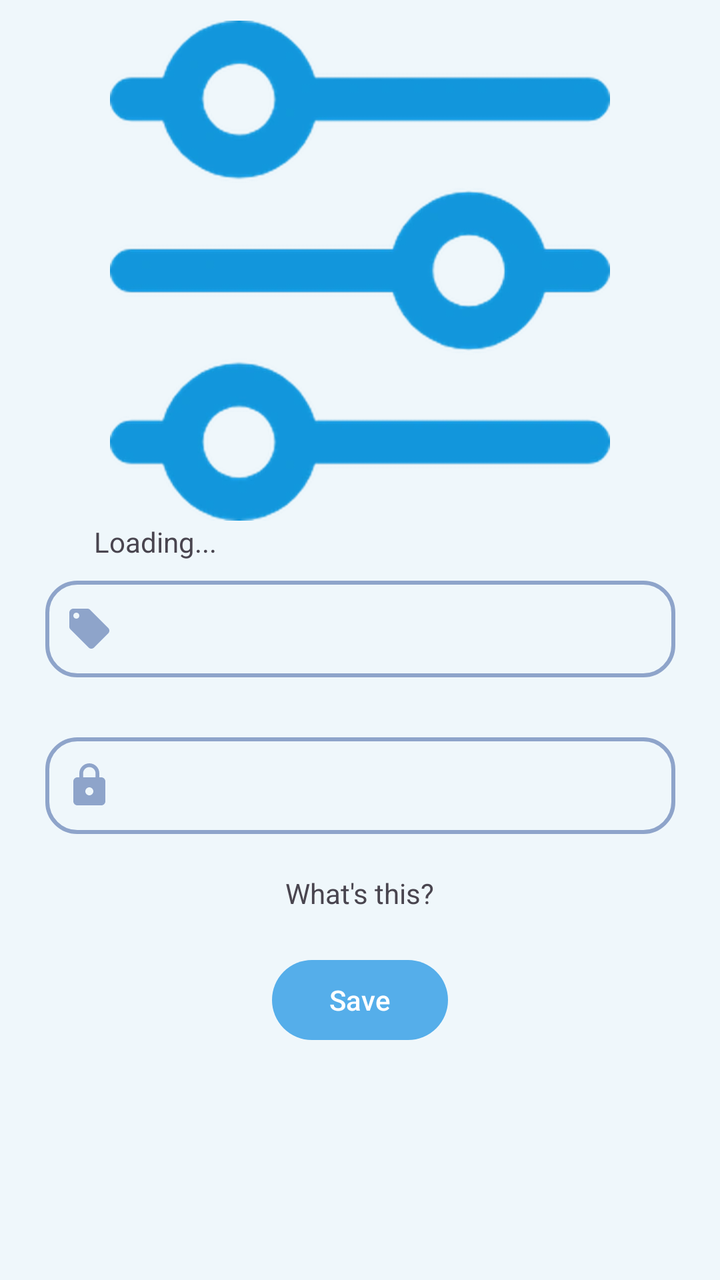
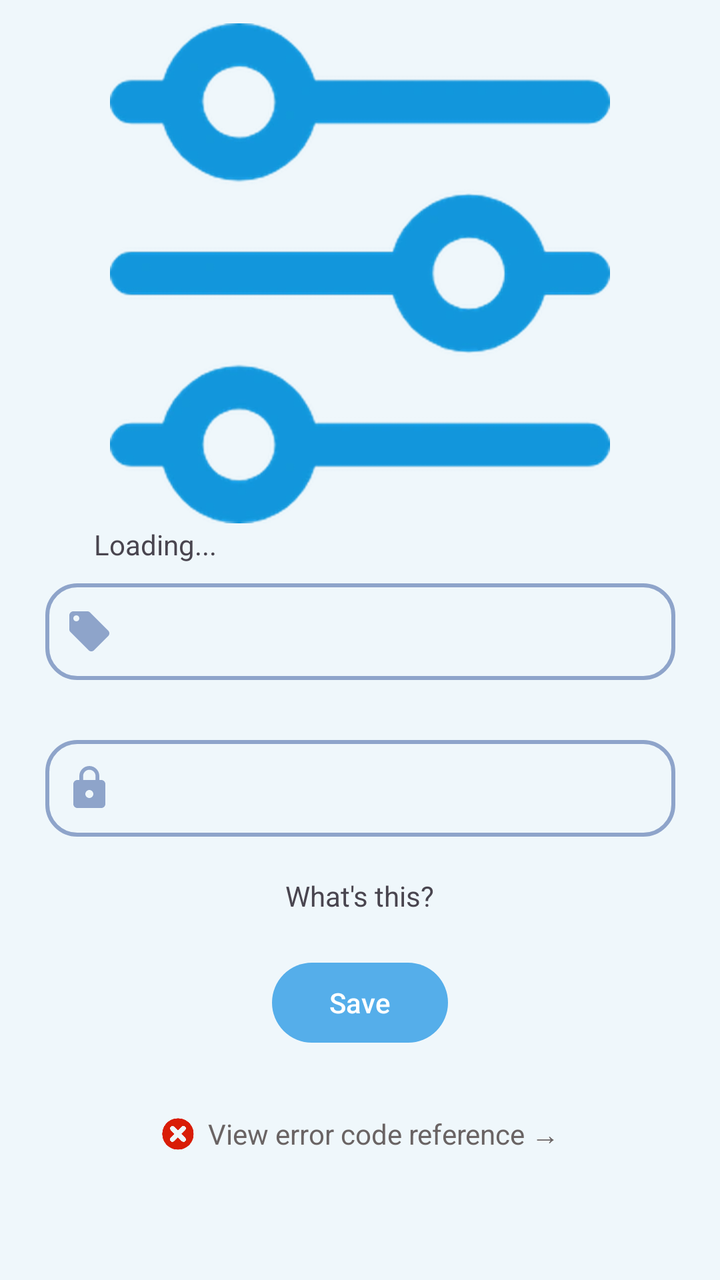

Compare the two renders of this Android layout. The source of the first and the diff that turns it into the second are given below.
<!-- AndroidManifest.xml: application theme Theme.MT -->
<!-- res/layout/fragment_online_api.xml -->
<?xml version="1.0" encoding="utf-8"?>
<ScrollView xmlns:android="http://schemas.android.com/apk/res/android"
    xmlns:app="http://schemas.android.com/apk/res-auto"
    android:layout_width="match_parent"
    android:layout_height="match_parent"
    android:background="#EFF7FB"
    android:fitsSystemWindows="true">

    <androidx.constraintlayout.widget.ConstraintLayout
        android:layout_width="match_parent"
        android:layout_height="wrap_content">

        <androidx.constraintlayout.widget.Guideline
            android:id="@+id/guideline_api_config"
            android:layout_width="wrap_content"
            android:layout_height="wrap_content"
            android:orientation="horizontal"
            app:layout_constraintGuide_percent="0.02" />


        <ImageView
            android:id="@+id/api_config_imageView"
            android:layout_width="250dp"
            android:layout_height="250dp"
            android:src="@drawable/apiset"
            android:scaleType="centerCrop"
            app:layout_constraintEnd_toEndOf="parent"
            app:layout_constraintStart_toStartOf="parent"
            app:layout_constraintTop_toBottomOf="@id/guideline_api_config"/>

        <TextView
            android:id="@+id/tv_api_type"
            android:layout_width="wrap_content"
            android:layout_height="wrap_content"
            android:layout_alignStart="@id/secret_key"
            android:layout_marginBottom="10dp"
            android:text="Loading..."
            app:layout_constraintBottom_toTopOf="@+id/account"
            app:layout_constraintEnd_toEndOf="parent"
            app:layout_constraintHorizontal_bias="0.157"
            app:layout_constraintStart_toStartOf="parent" />

        <EditText
            android:id="@+id/account"
            android:layout_width="wrap_content"
            android:layout_height="wrap_content"
            android:layout_marginTop="30dp"
            android:background="@drawable/edittext_api"
            android:drawableStart="@drawable/baseline_account"
            android:drawablePadding="12dp"
            android:ems="15"
            android:inputType="textMultiLine"
            android:paddingStart="10dp"
            android:paddingEnd="3dp"
            android:paddingTop="12dp"
            android:paddingBottom="12dp"
            app:layout_constraintEnd_toEndOf="parent"
            app:layout_constraintStart_toStartOf="parent"
            app:layout_constraintTop_toBottomOf="@id/api_config_imageView" />

        <EditText
            android:id="@+id/secret_key"
            android:layout_width="wrap_content"
            android:layout_height="wrap_content"
            android:layout_marginTop="30dp"
            android:background="@drawable/edittext_api"
            android:drawableStart="@drawable/baseline_lock"
            android:drawablePadding="12dp"
            android:ems="15"
            android:inputType="textMultiLine"
            android:paddingStart="10dp"
            android:paddingEnd="3dp"
            android:paddingTop="12dp"
            android:paddingBottom="12dp"
            app:layout_constraintEnd_toEndOf="parent"
            app:layout_constraintStart_toStartOf="parent"
            app:layout_constraintTop_toBottomOf="@+id/account" />

        <TextView
            android:id="@+id/whats_this"
            android:layout_width="wrap_content"
            android:layout_height="wrap_content"
            android:layout_alignStart="@id/secret_key"
            android:layout_marginTop="20dp"
            android:text="@string/whatsthis"
            app:layout_constraintEnd_toEndOf="parent"
            app:layout_constraintStart_toStartOf="parent"
            app:layout_constraintTop_toBottomOf="@+id/secret_key" />

        <Button
            android:id="@+id/save_online_api_button"
            android:layout_width="wrap_content"
            android:layout_height="wrap_content"
            android:layout_marginTop="20dp"
            android:text="@string/save"
            app:layout_constraintEnd_toEndOf="parent"
            app:layout_constraintStart_toStartOf="parent"
            app:layout_constraintTop_toBottomOf="@+id/whats_this" />

    </androidx.constraintlayout.widget.ConstraintLayout>

</ScrollView>
<!-- resources referenced by this layout -->
<resources>
  <!-- drawable apiset: webp bitmap (drawable, 34350 bytes) -->
  <!-- drawable baseline_account (drawable) -->
  <vector android:height="24dp" android:tint="#8EA4CA"
      android:viewportHeight="24" android:viewportWidth="24"
      android:width="24dp" xmlns:android="http://schemas.android.com/apk/res/android">
      <path android:fillColor="@android:color/white" android:pathData="M21.41,11.58l-9,-9C12.05,2.22 11.55,2 11,2H4c-1.1,0 -2,0.9 -2,2v7c0,0.55 0.22,1.05 0.59,1.42l9,9c0.36,0.36 0.86,0.58 1.41,0.58 0.55,0 1.05,-0.22 1.41,-0.59l7,-7c0.37,-0.36 0.59,-0.86 0.59,-1.41 0,-0.55 -0.23,-1.06 -0.59,-1.42zM5.5,7C4.67,7 4,6.33 4,5.5S4.67,4 5.5,4 7,4.67 7,5.5 6.33,7 5.5,7z"/>
  </vector>
  <!-- drawable baseline_lock (drawable) -->
  <vector android:height="24dp" android:tint="#8EA4CA"
      android:viewportHeight="24" android:viewportWidth="24"
      android:width="24dp" xmlns:android="http://schemas.android.com/apk/res/android">
      <path android:fillColor="@android:color/white" android:pathData="M18,8h-1L17,6c0,-2.76 -2.24,-5 -5,-5S7,3.24 7,6v2L6,8c-1.1,0 -2,0.9 -2,2v10c0,1.1 0.9,2 2,2h12c1.1,0 2,-0.9 2,-2L20,10c0,-1.1 -0.9,-2 -2,-2zM12,17c-1.1,0 -2,-0.9 -2,-2s0.9,-2 2,-2 2,0.9 2,2 -0.9,2 -2,2zM15.1,8L8.9,8L8.9,6c0,-1.71 1.39,-3.1 3.1,-3.1 1.71,0 3.1,1.39 3.1,3.1v2z"/>
  </vector>
  <!-- drawable edittext_api (drawable) -->
  <?xml version="1.0" encoding="utf-8"?>
  <shape xmlns:android="http://schemas.android.com/apk/res/android">
  
      <stroke android:color="#8EA4CA"
          android:width="2dp"/>
      <corners android:radius="15dp"/>
  
  </shape>
  <string name="save">Save</string>
  <string name="whatsthis">What\'s this?</string>
  <style name="Theme.MT" parent="Base.Theme.MT">
          
          <item name="android:navigationBarColor">@android:color/transparent</item>
          <item name="android:statusBarColor">@android:color/transparent</item>
          <item name="android:windowLightStatusBar">?attr/isLightTheme</item>
      </style>
  <style name="Base.Theme.MT" parent="Theme.Material3.Light.NoActionBar">
          <item name="colorPrimary">#55AEEA</item>
          <item name="android:navigationBarColor">
              @android:color/transparent
          </item>
          <item name="android:enforceNavigationBarContrast">false</item>
          <item name="android:enforceStatusBarContrast">false</item>
      </style>
</resources>

<!-- the commit's change to res/layout/fragment_online_api.xml (unified diff, before → after) -->
@@ -97,6 +97,36 @@
             app:layout_constraintStart_toStartOf="parent"
             app:layout_constraintTop_toBottomOf="@+id/whats_this" />
 
+        <LinearLayout
+            android:id="@+id/error_code_link"
+            android:layout_width="wrap_content"
+            android:layout_height="wrap_content"
+            android:layout_marginTop="24dp"
+            android:layout_marginBottom="24dp"
+            android:gravity="center"
+            android:orientation="horizontal"
+            android:clickable="true"
+            android:focusable="true"
+            android:background="?attr/selectableItemBackground"
+            android:padding="8dp"
+            app:layout_constraintEnd_toEndOf="parent"
+            app:layout_constraintStart_toStartOf="parent"
+            app:layout_constraintTop_toBottomOf="@+id/save_online_api_button">
+
+            <ImageView
+                android:layout_width="18dp"
+                android:layout_height="18dp"
+                android:layout_marginEnd="6dp"
+                android:src="@drawable/errorcode" />
+
+            <TextView
+                android:layout_width="wrap_content"
+                android:layout_height="wrap_content"
+                android:text="@string/error_code_link"
+                android:textColor="#6A6464"
+                android:textSize="14sp" />
+        </LinearLayout>
+
     </androidx.constraintlayout.widget.ConstraintLayout>
 
 </ScrollView>
<!-- resource entries referenced after the edit -->
@@ -22,6 +22,8 @@
       <corners android:radius="15dp"/>
   
   </shape>
+  <!-- drawable errorcode: webp bitmap (drawable, 32160 bytes) -->
+  <string name="error_code_link">View error code reference →</string>
   <string name="save">Save</string>
   <string name="whatsthis">What\'s this?</string>
   <style name="Theme.MT" parent="Base.Theme.MT">
